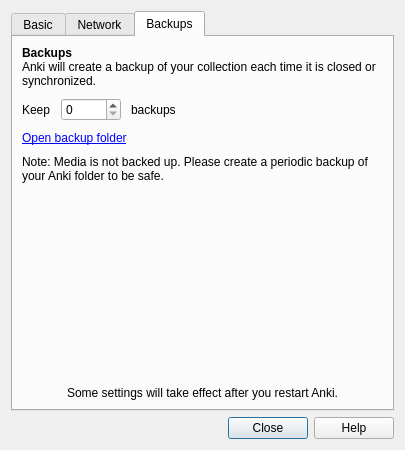
Before: the Qt Designer form designer/preferences.ui in ludiosarchive/anki, drawn with Qt 5.
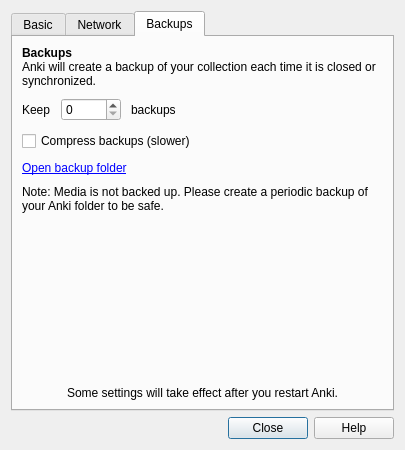
After: the same form once the commit is applied. The open tabs and pages were chosen to show the change.

Diff of the .ui file:
```diff
--- a/designer/preferences.ui
+++ b/designer/preferences.ui
@@ -349,6 +349,13 @@
          </item>
         </layout>
        </item>
+       <item>
+        <widget class="QCheckBox" name="compressBackups">
+         <property name="text">
+          <string>Compress backups (slower)</string>
+         </property>
+        </widget>
+       </item>
        <item>
         <widget class="QLabel" name="openBackupFolder">
          <property name="text">
```
